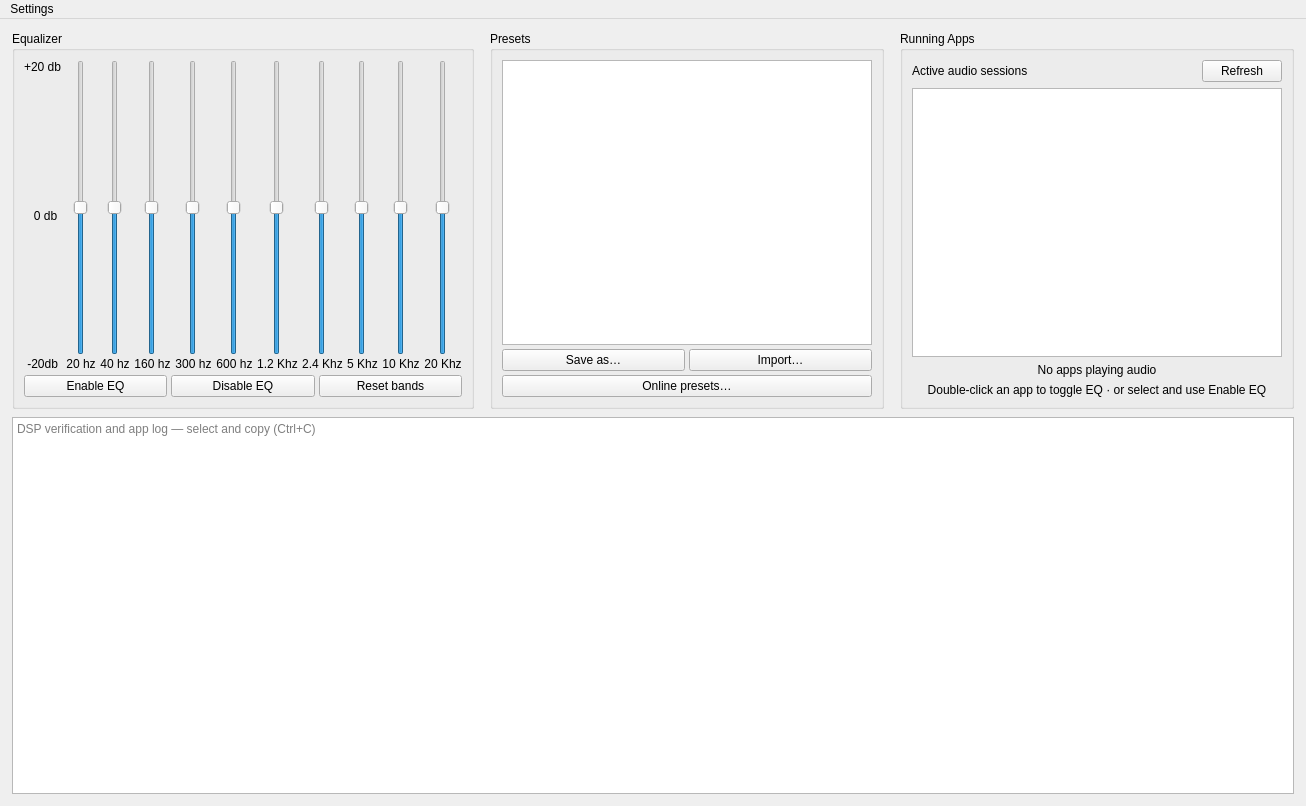
Qt form mainwindow.ui (hussainhumam/CurvioEQ) before a commit.
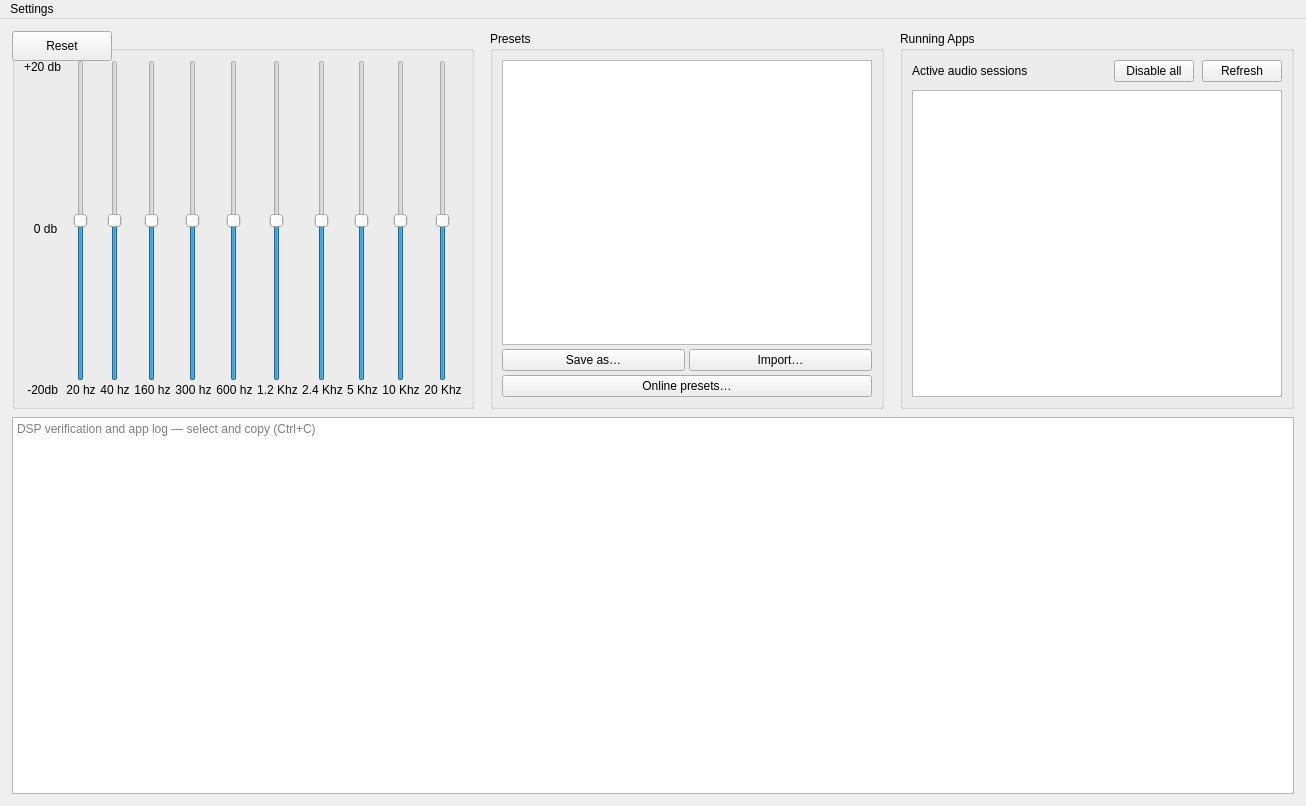
The same form after that commit.

Commit message: Release v1.3.0: Edit undo/redo, sectional presets, audio chain, and QoL.

```diff
--- a/mainwindow.ui
+++ b/mainwindow.ui
@@ -472,32 +472,12 @@
           </item>
          </layout>
         </item>
-        <item>
-         <layout class="QHBoxLayout" name="horizontalLayout_3">
-          <item>
-           <widget class="QPushButton" name="enableEqButton">
-            <property name="text">
-             <string>Enable EQ</string>
-            </property>
-           </widget>
-          </item>
-          <item>
-           <widget class="QPushButton" name="disableEqButton">
-            <property name="text">
-             <string>Disable EQ</string>
-            </property>
-           </widget>
-          </item>
-          <item>
-           <widget class="QPushButton" name="resetBandsButton">
-            <property name="text">
-             <string>Reset bands</string>
-            </property>
-           </widget>
-          </item>
-         </layout>
-        </item>
        </layout>
+       <widget class="QPushButton" name="resetBandsButton">
+        <property name="text">
+         <string>Reset</string>
+        </property>
+       </widget>
        </widget>
       </item>
       <item>
@@ -597,6 +577,9 @@
          <string>Running Apps</string>
         </property>
         <layout class="QVBoxLayout" name="runningAppsLayout">
+         <property name="spacing">
+          <number>8</number>
+         </property>
          <item>
           <layout class="QHBoxLayout" name="runningAppsHeaderLayout">
            <item>
@@ -619,6 +602,13 @@
              </property>
             </spacer>
            </item>
+           <item>
+            <widget class="QPushButton" name="disableAllButton">
+             <property name="text">
+              <string>Disable all</string>
+             </property>
+            </widget>
+           </item>
            <item>
             <widget class="QPushButton" name="refreshButton">
              <property name="text">
@@ -638,26 +628,6 @@
            </property>
           </widget>
          </item>
-         <item>
-          <widget class="QLabel" name="emptyStateLabel">
-           <property name="text">
-            <string>No apps playing audio</string>
-           </property>
-           <property name="alignment">
-            <set>Qt::AlignmentFlag::AlignCenter</set>
-           </property>
-          </widget>
-         </item>
-         <item>
-          <widget class="QLabel" name="runningAppsHintLabel">
-           <property name="text">
-            <string>Double-click an app to toggle EQ · or select and use Enable EQ</string>
-           </property>
-           <property name="alignment">
-            <set>Qt::AlignmentFlag::AlignCenter</set>
-           </property>
-          </widget>
-         </item>
         </layout>
        </widget>
       </item>
```
Left out of the diff: 6 changed lines with no effect on the pictures. The commit also changes 79 other files.
